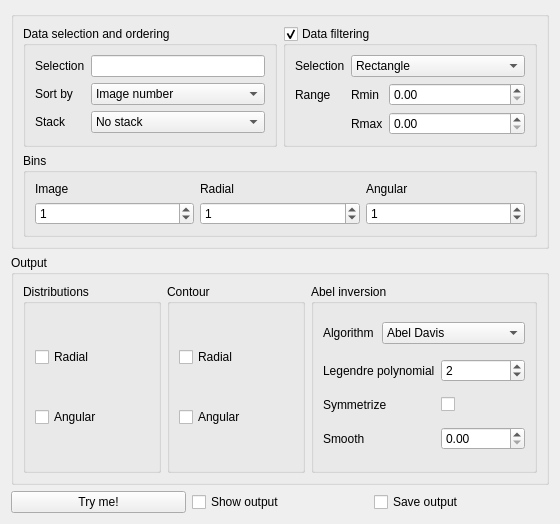
This is VMI_toolbox.ui in Attolab/GUI_ToF as Qt 5 draws it before an edit. The edited form follows.
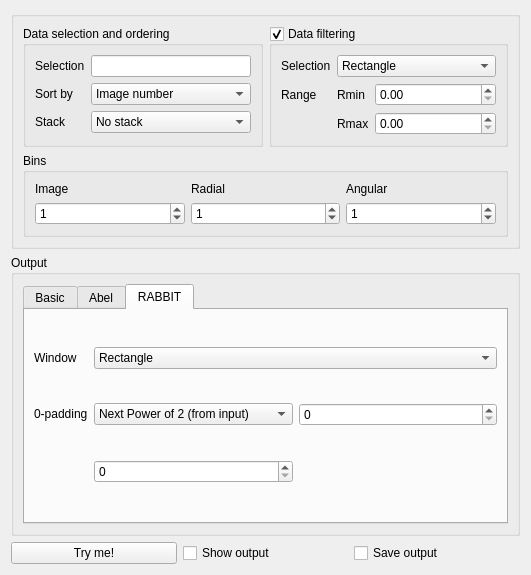
This is the edited form. The open tabs and pages were chosen to show the change.

Diff of the .ui file:
```diff
--- a/VMI_toolbox.ui
+++ b/VMI_toolbox.ui
@@ -6,8 +6,8 @@
    <rect>
     <x>0</x>
     <y>0</y>
-    <width>560</width>
-    <height>524</height>
+    <width>531</width>
+    <height>575</height>
    </rect>
   </property>
   <property name="sizePolicy">
@@ -308,6 +308,25 @@
      </property>
      <layout class="QHBoxLayout" name="horizontalLayout">
       <item>
+       <widget class="QTabWidget" name="output_tabWidget">
+        <property name="tabPosition">
+         <enum>QTabWidget::North</enum>
+        </property>
+        <property name="tabShape">
+         <enum>QTabWidget::Rounded</enum>
+        </property>
+        <property name="currentIndex">
+         <number>0</number>
+        </property>
+        <property name="movable">
+         <bool>true</bool>
+        </property>
+        <widget class="QWidget" name="basic_tab">
+         <attribute name="title">
+          <string>Basic</string>
+         </attribute>
+         <layout class="QHBoxLayout" name="horizontalLayout_2">
+          <item>
        <widget class="QGroupBox" name="groupBox_4">
         <property name="title">
          <string>Distributions</string>
@@ -353,6 +372,13 @@
         </layout>
        </widget>
       </item>
+         </layout>
+        </widget>
+        <widget class="QWidget" name="abel_tab">
+         <attribute name="title">
+          <string>Abel</string>
+         </attribute>
+         <layout class="QHBoxLayout" name="horizontalLayout_4">
       <item>
        <widget class="QGroupBox" name="groupBox">
         <property name="title">
@@ -484,6 +510,150 @@
           </widget>
          </item>
         </layout>
+           </widget>
+          </item>
+         </layout>
+        </widget>
+        <widget class="QWidget" name="rabbit_tab">
+         <attribute name="title">
+          <string>RABBIT</string>
+         </attribute>
+         <layout class="QHBoxLayout" name="horizontalLayout_5">
+          <item>
+           <layout class="QGridLayout" name="gridLayout_4">
+            <item row="2" column="1">
+             <widget class="QSpinBox" name="FT_zeropaddingpower2_spinBox">
+              <property name="sizePolicy">
+               <sizepolicy hsizetype="MinimumExpanding" vsizetype="Fixed">
+                <horstretch>0</horstretch>
+                <verstretch>0</verstretch>
+               </sizepolicy>
+              </property>
+              <property name="autoFillBackground">
+               <bool>false</bool>
+              </property>
+              <property name="keyboardTracking">
+               <bool>false</bool>
+              </property>
+              <property name="maximum">
+               <number>10000000</number>
+              </property>
+             </widget>
+            </item>
+            <item row="1" column="1">
+             <widget class="QComboBox" name="FT_zeropadding_comboBox">
+              <property name="sizePolicy">
+               <sizepolicy hsizetype="Expanding" vsizetype="Fixed">
+                <horstretch>0</horstretch>
+                <verstretch>0</verstretch>
+               </sizepolicy>
+              </property>
+              <item>
+               <property name="text">
+                <string>Next Power of 2 (from input)</string>
+               </property>
+              </item>
+              <item>
+               <property name="text">
+                <string>Power of 2</string>
+               </property>
+              </item>
+              <item>
+               <property name="text">
+                <string>Identical as input</string>
+               </property>
+              </item>
+              <item>
+               <property name="text">
+                <string>Custom</string>
+               </property>
+              </item>
+             </widget>
+            </item>
+            <item row="1" column="2">
+             <widget class="QSpinBox" name="FT_zeropadding_spinBox">
+              <property name="sizePolicy">
+               <sizepolicy hsizetype="MinimumExpanding" vsizetype="Fixed">
+                <horstretch>0</horstretch>
+                <verstretch>0</verstretch>
+               </sizepolicy>
+              </property>
+              <property name="keyboardTracking">
+               <bool>false</bool>
+              </property>
+              <property name="maximum">
+               <number>10000000</number>
+              </property>
+             </widget>
+            </item>
+            <item row="1" column="0">
+             <widget class="QLabel" name="label_16">
+              <property name="sizePolicy">
+               <sizepolicy hsizetype="Minimum" vsizetype="Fixed">
+                <horstretch>0</horstretch>
+                <verstretch>0</verstretch>
+               </sizepolicy>
+              </property>
+              <property name="text">
+               <string>0-padding</string>
+              </property>
+             </widget>
+            </item>
+            <item row="0" column="0">
+             <widget class="QLabel" name="label_15">
+              <property name="sizePolicy">
+               <sizepolicy hsizetype="Minimum" vsizetype="Fixed">
+                <horstretch>0</horstretch>
+                <verstretch>0</verstretch>
+               </sizepolicy>
+              </property>
+              <property name="text">
+               <string>Window</string>
+              </property>
+             </widget>
+            </item>
+            <item row="0" column="1" colspan="2">
+             <widget class="QComboBox" name="FT_window_comboBox">
+              <property name="sizePolicy">
+               <sizepolicy hsizetype="Minimum" vsizetype="Fixed">
+                <horstretch>0</horstretch>
+                <verstretch>0</verstretch>
+               </sizepolicy>
+              </property>
+              <property name="currentIndex">
+               <number>0</number>
+              </property>
+              <item>
+               <property name="text">
+                <string>Rectangle</string>
+               </property>
+              </item>
+              <item>
+               <property name="text">
+                <string>Hann</string>
+               </property>
+              </item>
+              <item>
+               <property name="text">
+                <string>Hamming</string>
+               </property>
+              </item>
+              <item>
+               <property name="text">
+                <string>Kaiser</string>
+               </property>
+              </item>
+              <item>
+               <property name="text">
+                <string>Blackman-Harris</string>
+               </property>
+              </item>
+             </widget>
+            </item>
+           </layout>
+          </item>
+         </layout>
+        </widget>
        </widget>
       </item>
      </layout>
```
Lines whose indentation alone changed are shown as unchanged.
